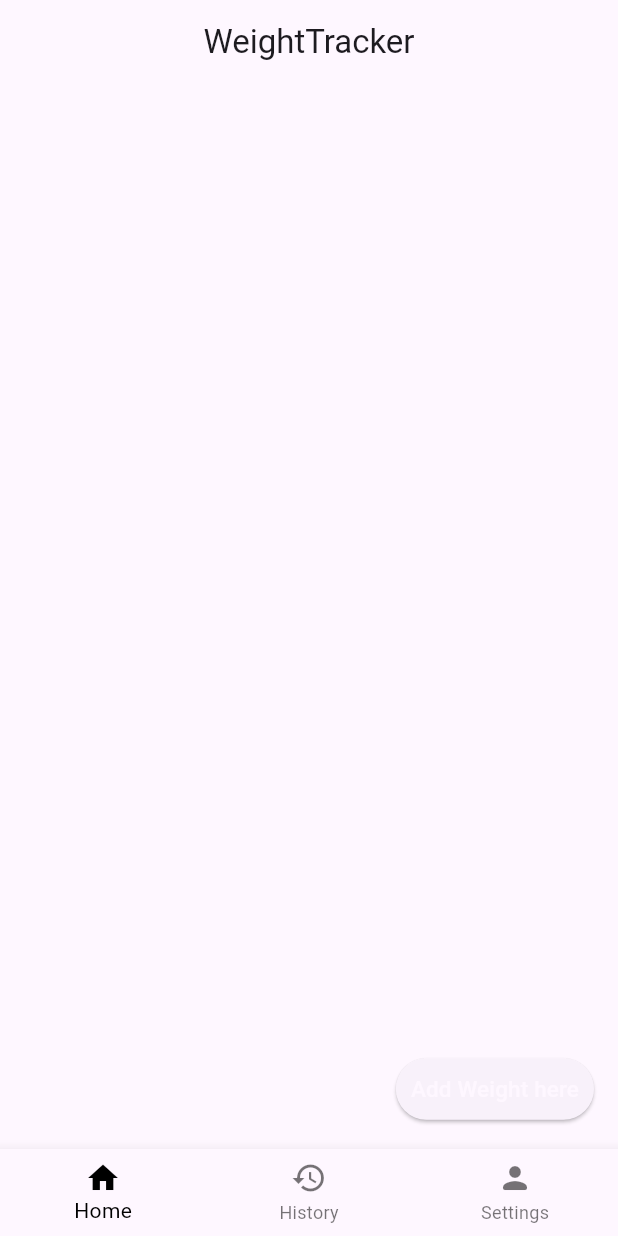
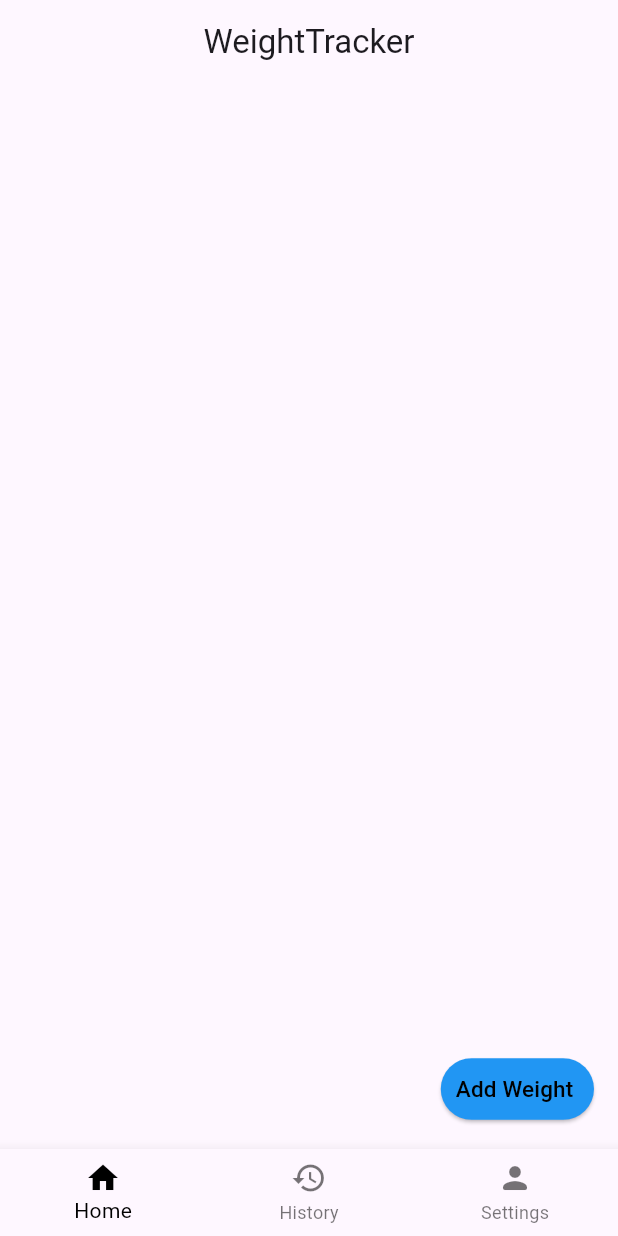
Before and after one commit to shubham10274/tracker, a Flutter app: the screen it shows after launch, on a phone screen of 412 x 824 dp. Run offline on Flutter 3.47's test engine with Material 3 defaults, Android fonts, the phone set to English and light mode, and no system bars; our stand-ins replace fl_chart, flex_color_scheme, fluttertoast, get, percent_indicator, sizer.

Commit message:
first commit

```diff
--- a/lib/screens/home_screen/home_screen.dart
+++ b/lib/screens/home_screen/home_screen.dart
@@ -7,7 +7,7 @@ import 'package:weight_track/widget/custom_view_navigation_bar.dart';
 // import 'package:weight_tracker/src/screens/details_screen/details_screen.dart';
 
 class HomeScreen extends StatelessWidget {
-  static String routeName = '/home-screen';
+  // static String routeName = '/home-screen';
   final ThemeMode? themeMode;
   final ValueChanged<ThemeMode>? onThemeModeChanged;
   final FlexSchemeData? flexSchemeData;
@@ -46,13 +46,14 @@ class HomeScreen extends StatelessWidget {
           );
         },
         child: Text(
-          'Add Weight here',
+          'Add Weight ',
           style: TextStyle(
             fontSize: 15,
-            color: ThemeData().scaffoldBackgroundColor,
+            color: Colors.black,
           ),
         ),
         style: ElevatedButton.styleFrom(
+          backgroundColor: Colors.blue,
           shape: StadiumBorder(),
           padding: EdgeInsets.all(10),
         ),
--- a/pubspec.yaml
+++ b/pubspec.yaml
@@ -42,6 +42,7 @@ dependencies:
   fl_chart: ^0.68.0
   percent_indicator: ^4.2.3
   flex_color_scheme: ^7.3.1
+  babstrap_settings_screen: ^0.1.6
 
 dev_dependencies:
   flutter_test:
```
Also changed, not shown: lib/screens/user_profile/user_profile.dart (added), pubspec.lock.
